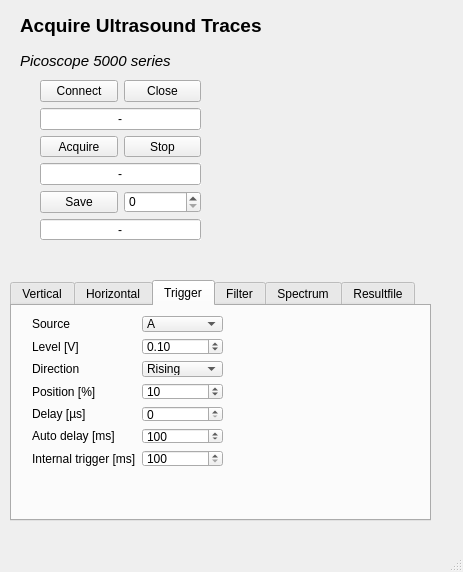
This is acquire-ultrasound/python/code/aquire_ultrasound_gui.ui in Lars27/ultrasound-measurements as Qt 5 draws it before an edit. The edited form follows.
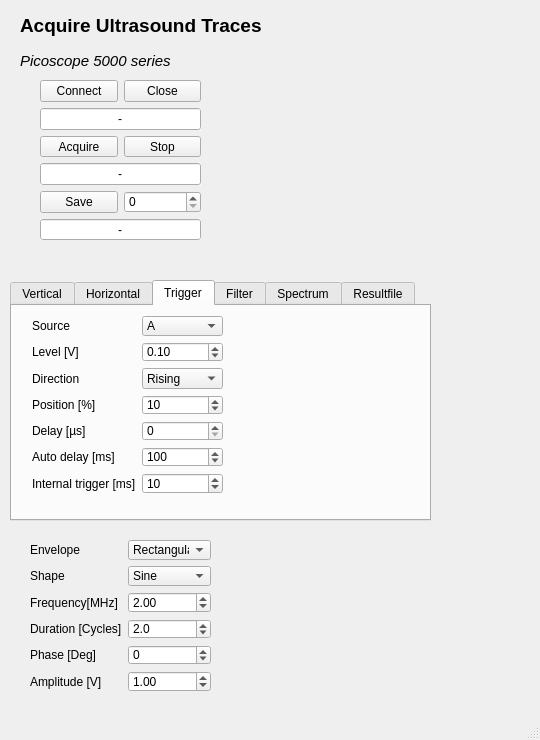
This is the edited form.

Diff of the .ui file:
```diff
--- a/acquire-ultrasound/python/code/aquire_ultrasound_gui.ui
+++ b/acquire-ultrasound/python/code/aquire_ultrasound_gui.ui
@@ -9,8 +9,8 @@
    <rect>
     <x>0</x>
     <y>0</y>
-    <width>463</width>
-    <height>572</height>
+    <width>540</width>
+    <height>740</height>
    </rect>
   </property>
   <property name="cursor">
@@ -885,7 +885,7 @@
         <x>20</x>
         <y>10</y>
         <width>191</width>
-        <height>151</height>
+        <height>178</height>
        </rect>
       </property>
       <layout class="QFormLayout" name="formLayout_4">
@@ -1136,7 +1136,7 @@
           <number>0</number>
          </property>
          <property name="minimum">
-          <double>100.000000000000000</double>
+          <double>1.000000000000000</double>
          </property>
          <property name="maximum">
           <double>10000.000000000000000</double>
@@ -1145,7 +1145,7 @@
           <double>1.000000000000000</double>
          </property>
          <property name="value">
-          <double>100.000000000000000</double>
+          <double>10.000000000000000</double>
          </property>
         </widget>
        </item>
@@ -1634,6 +1634,255 @@
      </item>
     </layout>
    </widget>
+   <widget class="QWidget" name="formLayoutWidget_5">
+    <property name="geometry">
+     <rect>
+      <x>30</x>
+      <y>540</y>
+      <width>181</width>
+      <height>152</height>
+     </rect>
+    </property>
+    <layout class="QFormLayout" name="formLayout_6">
+     <item row="0" column="0">
+      <widget class="QLabel" name="label_20">
+       <property name="locale">
+        <locale language="English" country="UnitedKingdom"/>
+       </property>
+       <property name="text">
+        <string>Envelope</string>
+       </property>
+      </widget>
+     </item>
+     <item row="0" column="1">
+      <widget class="QComboBox" name="pulse_envelope_comboBox">
+       <property name="currentText">
+        <string>Rectangular</string>
+       </property>
+       <property name="currentIndex">
+        <number>0</number>
+       </property>
+       <item>
+        <property name="text">
+         <string>Rectangular</string>
+        </property>
+       </item>
+       <item>
+        <property name="text">
+         <string>Hann</string>
+        </property>
+       </item>
+       <item>
+        <property name="text">
+         <string>Hamming</string>
+        </property>
+       </item>
+       <item>
+        <property name="text">
+         <string>Triangular</string>
+        </property>
+       </item>
+       <item>
+        <property name="text">
+         <string>Tukey</string>
+        </property>
+       </item>
+      </widget>
+     </item>
+     <item row="1" column="0">
+      <widget class="QLabel" name="label_23">
+       <property name="locale">
+        <locale language="English" country="UnitedKingdom"/>
+       </property>
+       <property name="text">
+        <string>Shape</string>
+       </property>
+      </widget>
+     </item>
+     <item row="2" column="0">
+      <widget class="QLabel" name="label_25">
+       <property name="locale">
+        <locale language="English" country="UnitedKingdom"/>
+       </property>
+       <property name="text">
+        <string>Frequency[MHz]</string>
+       </property>
+      </widget>
+     </item>
+     <item row="3" column="0">
+      <widget class="QLabel" name="label_33">
+       <property name="locale">
+        <locale language="English" country="UnitedKingdom"/>
+       </property>
+       <property name="text">
+        <string>Duration [Cycles]</string>
+       </property>
+      </widget>
+     </item>
+     <item row="4" column="0">
+      <widget class="QLabel" name="label_34">
+       <property name="locale">
+        <locale language="English" country="UnitedKingdom"/>
+       </property>
+       <property name="text">
+        <string>Phase [Deg]</string>
+       </property>
+      </widget>
+     </item>
+     <item row="5" column="0">
+      <widget class="QLabel" name="label_35">
+       <property name="locale">
+        <locale language="English" country="UnitedKingdom"/>
+       </property>
+       <property name="text">
+        <string>Amplitude [V]</string>
+       </property>
+      </widget>
+     </item>
+     <item row="1" column="1">
+      <widget class="QComboBox" name="pulse_shape_comboBox">
+       <property name="currentText">
+        <string>Sine</string>
+       </property>
+       <property name="currentIndex">
+        <number>0</number>
+       </property>
+       <item>
+        <property name="text">
+         <string>Sine</string>
+        </property>
+       </item>
+       <item>
+        <property name="text">
+         <string>Square</string>
+        </property>
+       </item>
+       <item>
+        <property name="text">
+         <string>Triangular</string>
+        </property>
+       </item>
+       <item>
+        <property name="text">
+         <string>Sawtooth</string>
+        </property>
+       </item>
+      </widget>
+     </item>
+     <item row="2" column="1">
+      <widget class="QDoubleSpinBox" name="pulse_frequency_spinBox">
+       <property name="locale">
+        <locale language="English" country="UnitedKingdom"/>
+       </property>
+       <property name="buttonSymbols">
+        <enum>QAbstractSpinBox::UpDownArrows</enum>
+       </property>
+       <property name="suffix">
+        <string/>
+       </property>
+       <property name="decimals">
+        <number>2</number>
+       </property>
+       <property name="minimum">
+        <double>0.100000000000000</double>
+       </property>
+       <property name="maximum">
+        <double>20.000000000000000</double>
+       </property>
+       <property name="singleStep">
+        <double>0.100000000000000</double>
+       </property>
+       <property name="value">
+        <double>2.000000000000000</double>
+       </property>
+      </widget>
+     </item>
+     <item row="3" column="1">
+      <widget class="QDoubleSpinBox" name="pulse_duration_spinBox">
+       <property name="locale">
+        <locale language="English" country="UnitedKingdom"/>
+       </property>
+       <property name="buttonSymbols">
+        <enum>QAbstractSpinBox::UpDownArrows</enum>
+       </property>
+       <property name="suffix">
+        <string/>
+       </property>
+       <property name="decimals">
+        <number>1</number>
+       </property>
+       <property name="minimum">
+        <double>0.500000000000000</double>
+       </property>
+       <property name="maximum">
+        <double>50.000000000000000</double>
+       </property>
+       <property name="singleStep">
+        <double>0.100000000000000</double>
+       </property>
+       <property name="value">
+        <double>2.000000000000000</double>
+       </property>
+      </widget>
+     </item>
+     <item row="4" column="1">
+      <widget class="QDoubleSpinBox" name="pulse_phase_spinBox">
+       <property name="locale">
+        <locale language="English" country="UnitedKingdom"/>
+       </property>
+       <property name="buttonSymbols">
+        <enum>QAbstractSpinBox::UpDownArrows</enum>
+       </property>
+       <property name="suffix">
+        <string/>
+       </property>
+       <property name="decimals">
+        <number>0</number>
+       </property>
+       <property name="minimum">
+        <double>-360.000000000000000</double>
+       </property>
+       <property name="maximum">
+        <double>360.000000000000000</double>
+       </property>
+       <property name="singleStep">
+        <double>1.000000000000000</double>
+       </property>
+       <property name="value">
+        <double>0.000000000000000</double>
+       </property>
+      </widget>
+     </item>
+     <item row="5" column="1">
+      <widget class="QDoubleSpinBox" name="pulse_amplitude_spinBox">
+       <property name="locale">
+        <locale language="English" country="UnitedKingdom"/>
+       </property>
+       <property name="buttonSymbols">
+        <enum>QAbstractSpinBox::UpDownArrows</enum>
+       </property>
+       <property name="suffix">
+        <string/>
+       </property>
+       <property name="decimals">
+        <number>2</number>
+       </property>
+       <property name="minimum">
+        <double>0.010000000000000</double>
+       </property>
+       <property name="maximum">
+        <double>4.000000000000000</double>
+       </property>
+       <property name="singleStep">
+        <double>0.100000000000000</double>
+       </property>
+       <property name="value">
+        <double>1.000000000000000</double>
+       </property>
+      </widget>
+     </item>
+    </layout>
+   </widget>
   </widget>
   <widget class="QStatusBar" name="statusBar"/>
  </widget>
```
Left out of the diff: 6 changed lines with no effect on the pictures.
